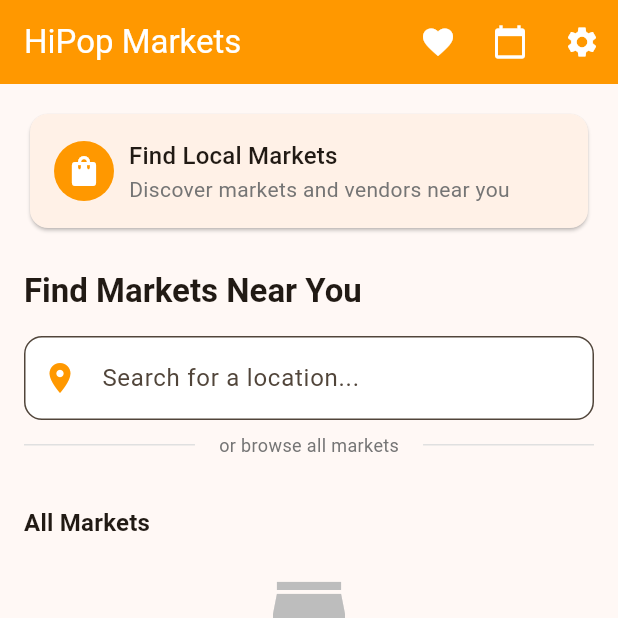
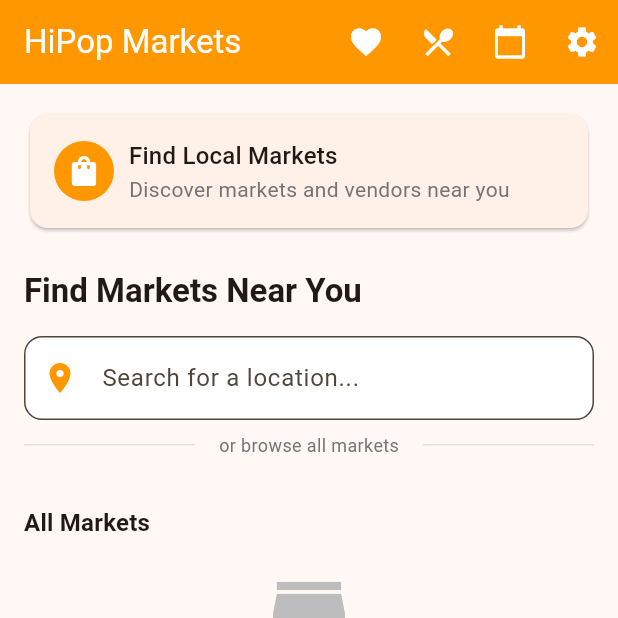
Before and after one commit to jwgillispie/hipop, a Flutter app: the FavoritesScreen screen opened by its route, after a tap on "Explore Markets", on a phone screen of 412 x 824 dp, the top half of it. Run offline on Flutter 3.47's test engine with Material 3 defaults, Android fonts, the phone set to English and light mode, and no system bars; our stand-ins replace cached_network_image, cloud_firestore, equatable, firebase_auth, firebase_core, firebase_remote_config and 5 more; accounts and stored records are empty; generated files the repository leaves out were written again.

```diff
--- a/hipop/lib/screens/shopper_home.dart
+++ b/hipop/lib/screens/shopper_home.dart
@@ -22,78 +22,14 @@ class ShopperHome extends StatefulWidget {
 class _ShopperHomeState extends State<ShopperHome> {
   String _searchLocation = '';
   PlaceDetails? _selectedSearchPlace;
-  List<Market> _markets = [];
-  bool _isLoading = false;
-
-  @override
-  void initState() {
-    super.initState();
-    _loadAllMarkets();
-  }
-
-
-  void _loadAllMarkets() async {
-    setState(() {
-      _isLoading = true;
-    });
-
-    try {
-      // Load from common cities
-      final cities = ['Atlanta', 'Decatur', 'Marietta', 'Sandy Springs', 'Buckhead', 'Tucker'];
-      final Set<Market> allMarkets = {};
-
-      for (final city in cities) {
-        try {
-          final cityMarkets = await MarketService.getMarketsByCity(city);
-          allMarkets.addAll(cityMarkets);
-        } catch (e) {
-          debugPrint('Error loading markets for $city: $e');
-        }
-      }
-
-      if (mounted) {
-        setState(() {
-          _markets = allMarkets.toList();
-          _isLoading = false;
-        });
-      }
-    } catch (e) {
-      if (mounted) {
-        setState(() {
-          _isLoading = false;
-        });
-      }
-    }
-  }
-
-  void _searchMarketsByLocation(String location) async {
-    setState(() {
-      _isLoading = true;
-    });
-
-    try {
-      final markets = await MarketService.getMarketsByCity(location);
-      if (mounted) {
-        setState(() {
-          _markets = markets;
-          _isLoading = false;
-        });
-      }
-    } catch (e) {
-      if (mounted) {
-        setState(() {
-          _isLoading = false;
-        });
-      }
-    }
-  }
+  String _selectedCity = '';
 
   void _clearSearch() {
     setState(() {
       _searchLocation = '';
       _selectedSearchPlace = null;
+      _selectedCity = '';
     });
-    _loadAllMarkets();
   }
 
   void _performPlaceSearch(PlaceDetails? placeDetails) {
@@ -105,13 +41,11 @@ class _ShopperHomeState extends State<ShopperHome> {
     setState(() {
       _searchLocation = placeDetails.formattedAddress;
       _selectedSearchPlace = placeDetails;
-    });
 
       // Extract city from place details for market search
       final locationParts = placeDetails.formattedAddress.split(',');
-    final city = locationParts.length > 1 ? locationParts[1].trim() : locationParts[0];
-
-    _searchMarketsByLocation(city);
+      _selectedCity = locationParts.length > 1 ? locationParts[1].trim() : locationParts[0];
+    });
   }
 
   @override
@@ -168,6 +102,11 @@ class _ShopperHomeState extends State<ShopperHome> {
                     ],
                   );
                 },
+              ),
+              IconButton(
+                onPressed: () => context.pushNamed('shopperRecipes'),
+                icon: const Icon(Icons.restaurant_menu),
+                tooltip: 'Recipes',
               ),
               IconButton(
                 onPressed: () => context.pushNamed('shopperCalendar'),
@@ -268,11 +207,7 @@ class _ShopperHomeState extends State<ShopperHome> {
                   ],
                 ),
                 const SizedBox(height: 24),
-                Row(
-                  mainAxisAlignment: MainAxisAlignment.spaceBetween,
-                  children: [
-                    Expanded(
-                      child: Text(
+                Text(
                   _searchLocation.isEmpty
                     ? 'All Markets'
                     : 'Markets in $_searchLocation',
@@ -281,18 +216,8 @@ class _ShopperHomeState extends State<ShopperHome> {
                   ),
                   overflow: TextOverflow.ellipsis,
                 ),
-                    ),
-                    if (_markets.isNotEmpty)
-                      Text(
-                        '${_markets.length} found',
-                        style: Theme.of(context).textTheme.bodySmall?.copyWith(
-                          color: Colors.grey[600],
-                        ),
-                      ),
-                  ],
-                ),
                 const SizedBox(height: 16),
-                _buildMarketsList(),
+                _buildMarketsStream(),
               ],
             ),
           ),
@@ -301,22 +226,67 @@ class _ShopperHomeState extends State<ShopperHome> {
     );
   }
 
-  Widget _buildMarketsList() {
-    if (_isLoading) {
+  Widget _buildMarketsStream() {
+    return StreamBuilder<List<Market>>(
+      stream: _selectedCity.isEmpty
+          ? MarketService.getAllActiveMarketsStream()
+          : MarketService.getMarketsByCityStream(_selectedCity),
+      builder: (context, snapshot) {
+        if (snapshot.connectionState == ConnectionState.waiting) {
           return const LoadingWidget(message: 'Loading markets...');
         }
 
-    if (_markets.isEmpty) {
+        if (snapshot.hasError) {
+          return Center(
+            child: Column(
+              mainAxisAlignment: MainAxisAlignment.center,
+              children: [
+                Icon(Icons.error, size: 64, color: Colors.red[300]),
+                const SizedBox(height: 16),
+                Text(
+                  'Error loading markets',
+                  style: Theme.of(context).textTheme.titleMedium,
+                ),
+                const SizedBox(height: 8),
+                Text(
+                  snapshot.error.toString(),
+                  style: Theme.of(context).textTheme.bodySmall?.copyWith(
+                    color: Colors.grey[600],
+                  ),
+                  textAlign: TextAlign.center,
+                ),
+              ],
+            ),
+          );
+        }
+
+        final markets = snapshot.data ?? [];
+
+        if (markets.isEmpty) {
           return _buildNoResultsMessage();
         }
 
-    return ListView.builder(
+        return Column(
+          crossAxisAlignment: CrossAxisAlignment.start,
+          children: [
+            Text(
+              '${markets.length} found',
+              style: Theme.of(context).textTheme.bodySmall?.copyWith(
+                color: Colors.grey[600],
+              ),
+            ),
+            const SizedBox(height: 8),
+            ListView.builder(
               shrinkWrap: true,
               physics: const NeverScrollableScrollPhysics(),
-      itemCount: _markets.length,
+              itemCount: markets.length,
               itemBuilder: (context, index) {
-        final market = _markets[index];
+                final market = markets[index];
                 return _buildMarketCard(market);
+              },
+            ),
+          ],
+        );
       },
     );
   }
--- a/hipop/lib/services/market_service.dart
+++ b/hipop/lib/services/market_service.dart
@@ -24,7 +24,11 @@ class MarketService {
     try {
       final doc = await _marketsCollection.doc(marketId).get();
       if (doc.exists) {
-        return Market.fromFirestore(doc);
+        final market = Market.fromFirestore(doc);
+        // Only return active markets
+        if (market.isActive) {
+          return market;
+        }
       }
       return null;
     } catch (e) {
@@ -138,6 +142,42 @@ class MarketService {
     } catch (e) {
       throw Exception('Failed to get all markets: $e');
     }
+  }
+
+  // Stream-based methods for real-time updates
+  static Stream<List<Market>> getAllActiveMarketsStream() {
+    return _marketsCollection
+        .where('isActive', isEqualTo: true)
+        .orderBy('city')
+        .orderBy('name')
+        .snapshots()
+        .map((snapshot) => snapshot.docs
+            .map((doc) => Market.fromFirestore(doc))
+            .toList());
+  }
+
+  static Stream<List<Market>> getMarketsByCityStream(String city) {
+    return _marketsCollection
+        .where('city', isEqualTo: city)
+        .where('isActive', isEqualTo: true)
+        .orderBy('name')
+        .snapshots()
+        .map((snapshot) => snapshot.docs
+            .map((doc) => Market.fromFirestore(doc))
+            .toList());
+  }
+
+  static Stream<List<Market>> getMarketsByIdsStream(List<String> marketIds) {
+    if (marketIds.isEmpty) {
+      return Stream.value([]);
+    }
+
+    return _marketsCollection
+        .where(FieldPath.documentId, whereIn: marketIds)
+        .snapshots()
+        .map((snapshot) => snapshot.docs
+            .map((doc) => Market.fromFirestore(doc))
+            .toList());
   }
 
   static Future<void> updateMarket(String marketId, Map<String, dynamic> updates) async {
```
Also changed, not shown: hipop/lib/screens/market_management_screen.dart (+9 -1 lines). Lines whose indentation alone changed are shown as unchanged.
